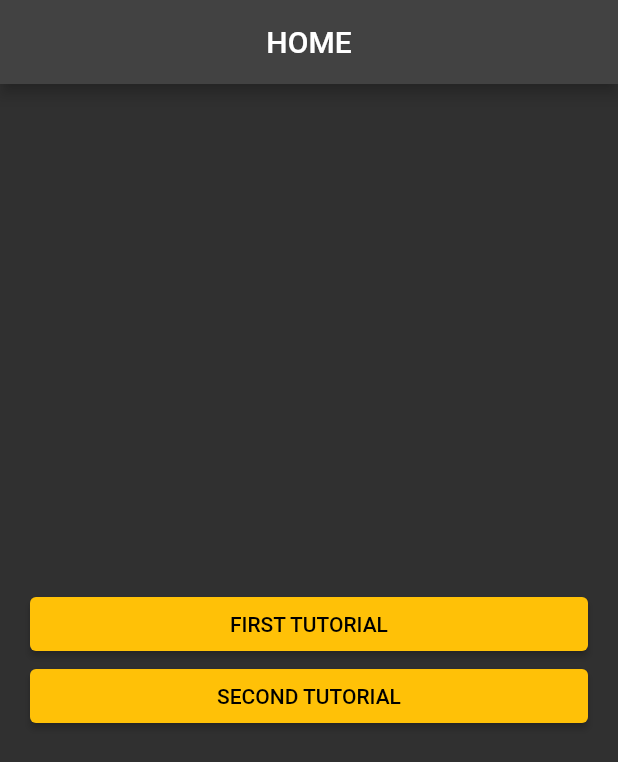
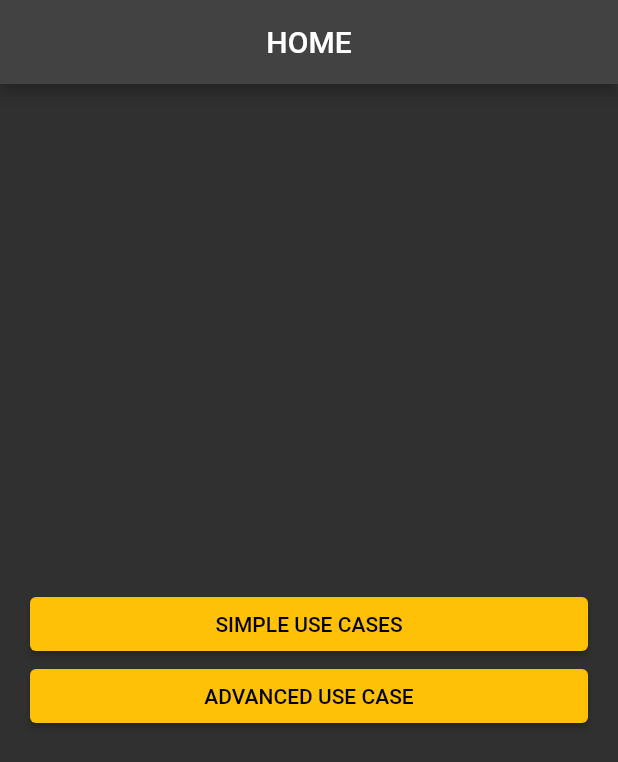
Before and after one commit to Tukhtamurodov-Sardorbek/50.Riverpod, a Flutter app: the screen it shows after launch, on a phone screen of 412 x 824 dp. Shown: the top 762 px of the screen. Run offline on Flutter 3.47's test engine with Material 2 defaults, Android fonts, the phone set to English and light mode, and no system bars; our stand-ins replace flutter_riverpod.

Commit message:
🔥 Code Update 🔥

```diff
--- a/lib/pages/second_lesson/view.dart
+++ b/lib/pages/advanced/view.dart
@@ -1,6 +1,6 @@
 import 'package:flutter/material.dart';
 import 'package:flutter_riverpod/flutter_riverpod.dart';
-import 'package:riverpod_learning/pages/second_lesson/viewModel.dart';
+import 'package:riverpod_learning/pages/advanced/viewModel.dart';
 
 final viewModel = ChangeNotifierProvider<CounterProvider>(
       (ref) => CounterProvider(),
@@ -13,6 +13,10 @@ class CounterPage extends ConsumerWidget {
   Widget build(BuildContext context, WidgetRef ref) {
     final taps = ref.watch(viewModel).taps;
     return Scaffold(
+      appBar: AppBar(
+        centerTitle: true,
+        title: const Text('ADVANCED USE CASE'),
+      ),
       body: Center(
         child: ElevatedButton(
           onPressed: (){
--- a/lib/pages/home_page.dart
+++ b/lib/pages/home_page.dart
@@ -1,7 +1,7 @@
 import 'package:flutter/material.dart';
 import 'package:flutter_riverpod/flutter_riverpod.dart';
-import 'package:riverpod_learning/pages/first_lesson/main_page.dart';
-import 'package:riverpod_learning/pages/second_lesson/view.dart';
+import 'package:riverpod_learning/pages/simple/main_page.dart';
+import 'package:riverpod_learning/pages/advanced/view.dart';
 
 // * If we want to provide a string throughout the app using the Riverpod:
 // * Keep in mind! The object being provided by the provider is called state
@@ -28,7 +28,7 @@ class HomePage extends StatelessWidget {
           crossAxisAlignment: CrossAxisAlignment.stretch,
           children: [
             ElevatedButton(
-              child: const Text('FIRST TUTORIAL'),
+              child: const Text('SIMPLE USE CASES'),
               onPressed: () {
                 Navigator.push(
                   context,
@@ -41,7 +41,7 @@ class HomePage extends StatelessWidget {
               },
             ),
             ElevatedButton(
-              child: const Text('SECOND TUTORIAL'),
+              child: const Text('ADVANCED USE CASE'),
               onPressed: () {
                 Navigator.push(
                   context,
--- a/lib/pages/first_lesson/main_page.dart
+++ b/lib/pages/simple/main_page.dart
@@ -1,10 +1,10 @@
 import 'package:flutter/material.dart';
-import 'package:riverpod_learning/pages/first_lesson/counter_pages/counter_with_alerts.dart';
-import 'package:riverpod_learning/pages/first_lesson/counter_pages/counter_with_auto_disposable_state.dart';
-import 'package:riverpod_learning/pages/first_lesson/counter_pages/counter_with_dispose_manually.dart';
-import 'package:riverpod_learning/pages/first_lesson/counter_pages/counter_with_mofiable_websocker.dart';
-import 'package:riverpod_learning/pages/first_lesson/counter_pages/counter_with_preservable_state.dart';
-import 'package:riverpod_learning/pages/first_lesson/counter_pages/counter_with_websocket.dart';
+import 'package:riverpod_learning/pages/simple/counter_pages/counter_with_alerts.dart';
+import 'package:riverpod_learning/pages/simple/counter_pages/counter_with_auto_disposable_state.dart';
+import 'package:riverpod_learning/pages/simple/counter_pages/counter_with_dispose_manually.dart';
+import 'package:riverpod_learning/pages/simple/counter_pages/counter_with_mofiable_websocker.dart';
+import 'package:riverpod_learning/pages/simple/counter_pages/counter_with_preservable_state.dart';
+import 'package:riverpod_learning/pages/simple/counter_pages/counter_with_websocket.dart';
 
 class FirstLessonMainPage extends StatelessWidget {
   const FirstLessonMainPage({Key? key}) : super(key: key);
@@ -14,7 +14,7 @@ class FirstLessonMainPage extends StatelessWidget {
     return Scaffold(
       appBar: AppBar(
         centerTitle: true,
-        title: const Text('First Lesson'),
+        title: const Text('SIMPLE USE CASES'),
       ),
       body: Padding(
         padding: const EdgeInsets.all(20.0),
```
Also changed, not shown: lib/pages/advanced/viewModel.dart (renamed from lib/pages/second_lesson/viewModel.dart), lib/pages/simple/counter_pages/counter_with_alerts.dart (renamed from lib/pages/first_lesson/counter_pages/counter_with_alerts.dart), lib/pages/simple/counter_pages/counter_with_auto_disposable_state.dart (renamed from lib/pages/first_lesson/counter_pages/counter_with_auto_disposable_state.dart), lib/pages/simple/counter_pages/counter_with_dispose_manually.dart (renamed from lib/pages/first_lesson/counter_pages/counter_with_dispose_manually.dart), lib/pages/simple/counter_pages/counter_with_mofiable_websocker.dart (renamed from lib/pages/first_lesson/counter_pages/counter_with_mofiable_websocker.dart), lib/pages/simple/counter_pages/counter_with_preservable_state.dart (renamed from lib/pages/first_lesson/counter_pages/counter_with_preservable_state.dart), lib/pages/simple/counter_pages/counter_with_websocket.dart (renamed from lib/pages/first_lesson/counter_pages/counter_with_websocket.dart).
